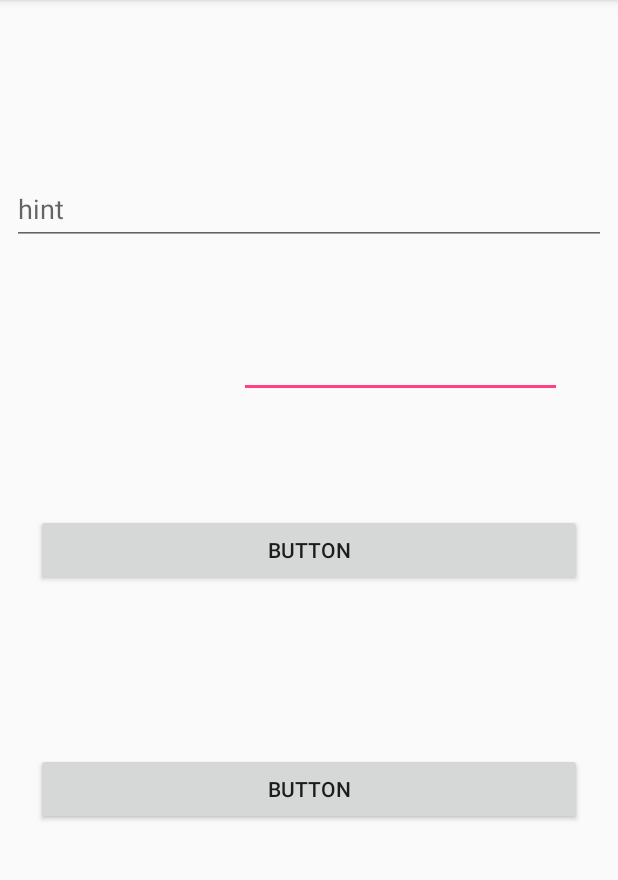
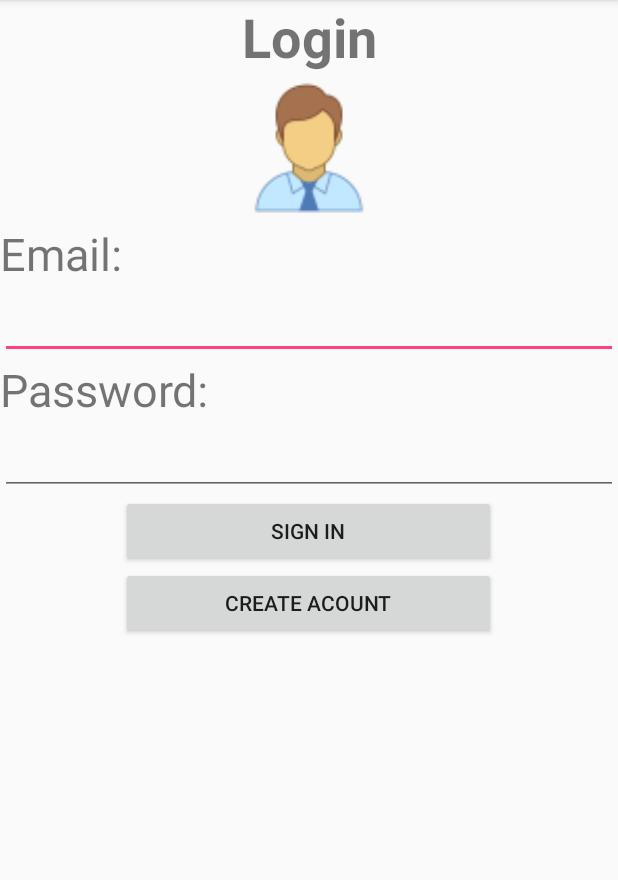
Before and after one commit to MoniGascaF/DiarioApp, an Android app: the screen it shows after launch (MainActivity), on a phone screen of 412 x 824 dp, the part 84-964 px from its top. Run offline under Robolectric (Android 15) with nearby library versions, the phone set to English and light mode, and no system bars.

```diff
--- a/DiarioAndroid/app/build.gradle
+++ b/DiarioAndroid/app/build.gradle
@@ -19,11 +19,12 @@ android {
 }
 
 dependencies {
-    implementation fileTree(dir: 'libs', include: ['*.jar'])
+    implementation fileTree(include: ['*.jar'], dir: 'libs')
     implementation 'com.android.support:appcompat-v7:28.0.0-rc02'
     implementation 'com.android.support.constraint:constraint-layout:1.1.3'
     testImplementation 'junit:junit:4.12'
     androidTestImplementation 'com.android.support.test:runner:1.0.2'
     androidTestImplementation 'com.android.support.test.espresso:espresso-core:3.0.2'
     implementation 'com.android.support:design:28.0.0-rc02'
+    implementation 'com.google.code.gson:gson:2.8.5'
 }
--- a/DiarioAndroid/app/src/main/res/layout/activity_main.xml
+++ b/DiarioAndroid/app/src/main/res/layout/activity_main.xml
@@ -1,70 +1,70 @@
 <?xml version="1.0" encoding="utf-8"?>
-<android.support.constraint.ConstraintLayout xmlns:android="http://schemas.android.com/apk/res/android"
+<LinearLayout xmlns:android="http://schemas.android.com/apk/res/android"
     xmlns:app="http://schemas.android.com/apk/res-auto"
     xmlns:tools="http://schemas.android.com/tools"
     android:layout_width="match_parent"
     android:layout_height="match_parent"
+    android:orientation="vertical"
     tools:context=".MainActivity">
 
-    <Button
-        android:id="@+id/btnReg"
-        android:layout_width="0dp"
+    <TextView
+        android:id="@+id/textView9"
+        android:layout_width="match_parent"
         android:layout_height="wrap_content"
-        android:layout_marginBottom="32dp"
-        android:layout_marginEnd="24dp"
-        android:layout_marginStart="24dp"
-        android:layout_marginTop="316dp"
-        android:text="Button"
-        app:layout_constraintBottom_toBottomOf="parent"
-        app:layout_constraintEnd_toEndOf="parent"
-        app:layout_constraintStart_toStartOf="parent"
-        app:layout_constraintTop_toTopOf="parent" />
+        android:text="Login"
+        android:textAlignment="center"
+        android:textSize="36sp"
+        android:textStyle="bold" />
+
+    <ImageView
+        android:id="@+id/imageView"
+        android:layout_width="100dp"
+        android:layout_height="100dp"
+        android:layout_gravity="center"
+        app:srcCompat="@mipmap/image_user" />
+
+    <TextView
+        android:id="@+id/textView10"
+        android:layout_width="match_parent"
+        android:layout_height="wrap_content"
+        android:text="Email:"
+        android:textSize="30sp" />
+
+    <EditText
+        android:id="@+id/txtCorreoL"
+        android:layout_width="match_parent"
+        android:layout_height="50dp"
+        android:ems="10"
+        android:inputType="textEmailAddress" />
+
+    <TextView
+        android:id="@+id/textView11"
+        android:layout_width="match_parent"
+        android:layout_height="wrap_content"
+        android:text="Password:"
+        android:textSize="30sp" />
+
+    <EditText
+        android:id="@+id/txtPwdL"
+        android:layout_width="match_parent"
+        android:layout_height="50dp"
+        android:ems="10"
+        android:inputType="textEmailAddress" />
 
     <Button
-        android:id="@+id/btnLogin"
-        android:layout_width="0dp"
+        android:id="@+id/btnAceptarL"
+        android:layout_width="250dp"
         android:layout_height="wrap_content"
-        android:layout_marginEnd="24dp"
-        android:layout_marginStart="24dp"
-        android:layout_marginTop="231dp"
-        android:text="Button"
-        app:layout_constraintBottom_toTopOf="@+id/btnReg"
-        app:layout_constraintEnd_toEndOf="parent"
-        app:layout_constraintStart_toStartOf="parent"
-        app:layout_constraintTop_toTopOf="parent" />
+        android:text="Sign in"
+        android:textAlignment="center"
+        android:layout_gravity="center"/>
 
-    <EditText
-        android:id="@+id/txtPwd"
-        android:layout_width="215dp"
+    <Button
+        android:id="@+id/btnRegistrarL"
+        android:layout_width="250dp"
         android:layout_height="wrap_content"
-        android:layout_marginBottom="45dp"
-        android:layout_marginEnd="24dp"
-        android:layout_marginStart="145dp"
-        android:layout_marginTop="188dp"
-        android:ems="10"
-        android:inputType="textPassword"
-        app:layout_constraintBottom_toTopOf="@+id/btnLogin"
-        app:layout_constraintEnd_toEndOf="parent"
-        app:layout_constraintStart_toStartOf="parent"
-        app:layout_constraintTop_toTopOf="parent" />
+        android:text="Create acount"
+        android:textAlignment="center"
+        android:layout_gravity="center"/>
 
-    <android.support.design.widget.TextInputLayout
-        android:layout_width="0dp"
-        android:layout_height="57dp"
-        android:layout_marginBottom="40dp"
-        android:layout_marginEnd="8dp"
-        android:layout_marginStart="8dp"
-        android:layout_marginTop="91dp"
-        app:layout_constraintBottom_toTopOf="@+id/txtPwd"
-        app:layout_constraintEnd_toEndOf="parent"
-        app:layout_constraintStart_toStartOf="parent"
-        app:layout_constraintTop_toTopOf="parent">
-
-        <android.support.design.widget.TextInputEditText
-            android:id="@+id/txtUsuario"
-            android:layout_width="match_parent"
-            android:layout_height="wrap_content"
-            android:hint="hint" />
-    </android.support.design.widget.TextInputLayout>
-
-</android.support.constraint.ConstraintLayout>
+</LinearLayout>
--- a/DiarioAndroid/app/src/main/res/layout/activity_main3_dia.xml
+++ b/DiarioAndroid/app/src/main/res/layout/activity_main3_dia.xml
@@ -14,7 +14,7 @@
         <TextView
             android:layout_width="320dp"
             android:layout_height="50dp"
-            android:text="Diario"
+            android:text="Dairy"
             android:textAlignment="center"
             android:textAllCaps="false"
             android:textSize="40sp"
```
Also changed, not shown: DiarioAndroid/app/src/main/java/edu/bajio/appdiario/Class/Id.java (added, +16 -0 lines), DiarioAndroid/app/src/main/java/edu/bajio/appdiario/Class/Usuario.java (added, +33 -0 lines), DiarioAndroid/app/src/main/java/edu/bajio/appdiario/Common.java (added, +28 -0 lines), DiarioAndroid/app/src/main/java/edu/bajio/appdiario/HTTPDataHandler.java (added, +154 -0 lines), DiarioAndroid/app/src/main/res/layout/activity_main2_reg.xml (+5 -6 lines), DiarioAndroid/app/src/main/res/layout/activity_main4_reg_dia.xml (+6 -6 lines), DiarioAndroid/app/src/main/image_user-web.png (added), DiarioAndroid/app/src/main/res/mipmap-hdpi/image_user.png (added), DiarioAndroid/app/src/main/res/mipmap-mdpi/image_user.png (added), DiarioAndroid/app/src/main/res/mipmap-xhdpi/image_user.png (added), DiarioAndroid/app/src/main/res/mipmap-xxhdpi/image_user.png (added), DiarioAndroid/app/src/main/res/mipmap-xxxhdpi/image_user.png (added), 1 other file.
